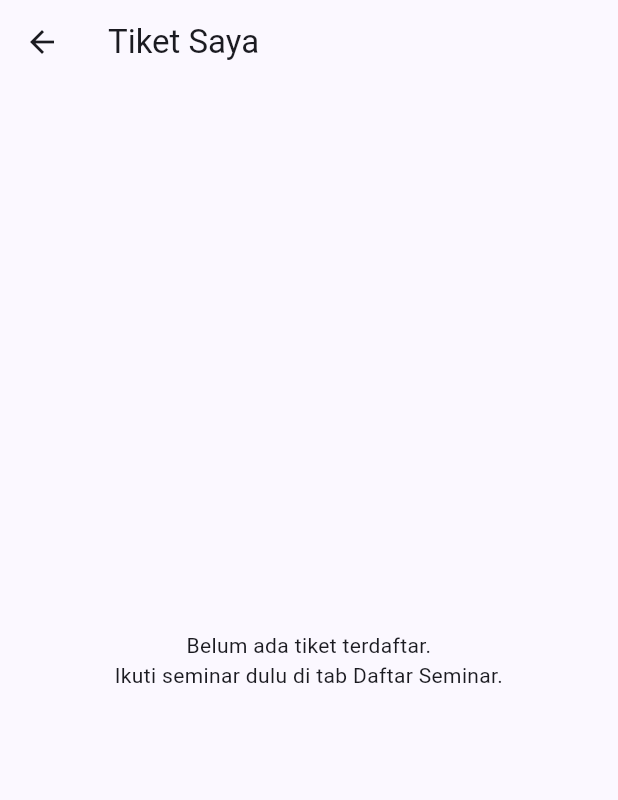
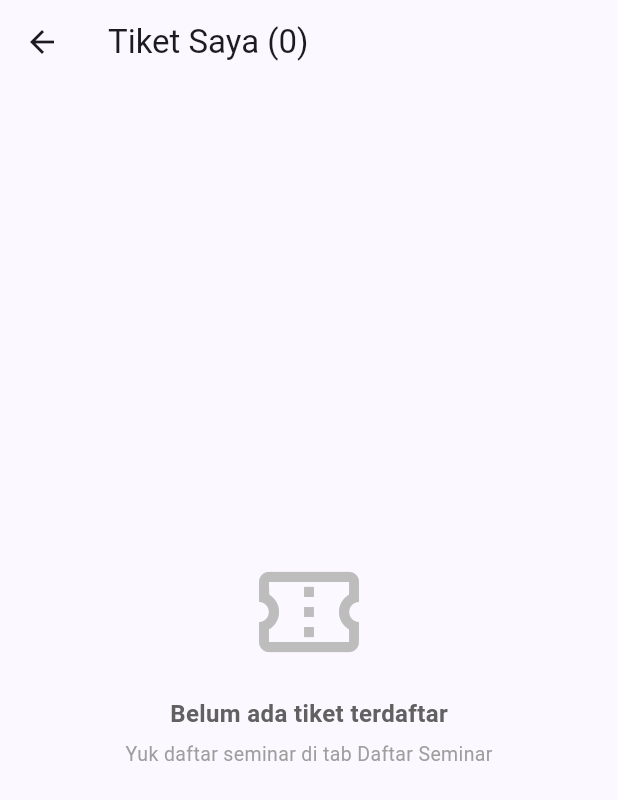
Before and after one commit to raffiAl/PPM, a Flutter app: the RegisteredTicketsScreen screen opened directly with empty values, on a phone screen of 412 x 824 dp. Shown: the top 800 px of the screen. Run offline on Flutter 3.47's test engine with Material 3 defaults, Android fonts, the phone set to English and light mode, and no system bars.

Commit message:
feat: replace registered ticket screen placeholder

```diff
--- a/lib/screens/registered_tickets_screen.dart
+++ b/lib/screens/registered_tickets_screen.dart
@@ -3,8 +3,11 @@ import 'package:flutter/material.dart';
 import '../models/registration_ticket.dart';
 
 /// Layar Tab 3 — Tiket Saya.
-/// Menerima daftar tiket + callback hapus dari shell (bukan pemilik state).
-/// Di tahap ini masih placeholder; isi interaktif digarap di tahap 5.
+///
+/// Menerima daftar tiket + callback hapus (berdasarkan id) dari shell —
+/// bukan pemilik state. Swipe kiri pada kartu memunculkan dialog
+/// konfirmasi lewat confirmDismiss (dipanggil SEBELUM item hilang),
+/// lalu shell menghapus tiket lewat onRemoveTicket + SnackBar feedback.
 class RegisteredTicketsScreen extends StatelessWidget {
   const RegisteredTicketsScreen({
     super.key,
@@ -15,23 +18,113 @@ class RegisteredTicketsScreen extends StatelessWidget {
   /// Daftar tiket milik shell — berubah saat registrasi/hapus.
   final List<RegistrationTicket> tickets;
 
-  /// Callback dari shell untuk menghapus tiket dari list.
-  final void Function(RegistrationTicket ticket) onRemoveTicket;
+  /// Callback dari shell: hapus tiket dengan id ini dari list.
+  final void Function(int ticketId) onRemoveTicket;
 
-  // TODO tahap 5: diganti implementasi asli (Dismissible + AlertDialog
-  // konfirmasi pembatalan).
+  /// Dialog konfirmasi pembatalan.
+  ///
+  /// WAJIB dipanggil dari confirmDismiss (bukan onDismissed) supaya
+  /// keputusan user dijawab SEBELUM item dihapus dari layar.
+  /// Return true = batalkan tiket, false = batal menghapus.
+  Future<bool?> _confirmCancel(
+    BuildContext context,
+    RegistrationTicket ticket,
+  ) {
+    return showDialog<bool>(
+      context: context,
+      builder: (dialogContext) => AlertDialog(
+        title: const Text('Batalkan pendaftaran?'),
+        content: Text(
+          'Pendaftaran Anda untuk seminar berikut akan dihapus:\n\n'
+          '${ticket.eventTitle}',
+        ),
+        actions: [
+          TextButton(
+            onPressed: () => Navigator.pop(dialogContext, false),
+            child: const Text('Batal'),
+          ),
+          FilledButton(
+            style: FilledButton.styleFrom(backgroundColor: Colors.red.shade700),
+            onPressed: () => Navigator.pop(dialogContext, true),
+            child: const Text('Ya, Batalkan'),
+          ),
+        ],
+      ),
+    );
+  }
+
   @override
   Widget build(BuildContext context) {
     return Scaffold(
-      appBar: AppBar(title: const Text('Tiket Saya')),
-      body: Center(
-        child: Text(
-          tickets.isEmpty
-              ? 'Belum ada tiket terdaftar.\nIkuti seminar dulu di tab Daftar Seminar.'
-              : 'Kamu punya ${tickets.length} tiket terdaftar.',
-          textAlign: TextAlign.center,
-        ),
-      ),
+      appBar: AppBar(title: Text('Tiket Saya (${tickets.length})')),
+      body: tickets.isEmpty
+          ? Center(
+              child: Column(
+                mainAxisAlignment: MainAxisAlignment.center,
+                children: [
+                  Icon(
+                    Icons.confirmation_number_outlined,
+                    size: 80,
+                    color: Colors.grey.shade400,
+                  ),
+                  const SizedBox(height: 16),
+                  Text(
+                    'Belum ada tiket terdaftar',
+                    style: TextStyle(
+                      fontSize: 16,
+                      fontWeight: FontWeight.w600,
+                      color: Colors.grey.shade700,
+                    ),
+                  ),
+                  const SizedBox(height: 6),
+                  Text(
+                    'Yuk daftar seminar di tab Daftar Seminar',
+                    style: TextStyle(fontSize: 13, color: Colors.grey.shade500),
+                  ),
+                ],
+              ),
+            )
+          : ListView.builder(
+              padding: const EdgeInsets.fromLTRB(12, 12, 12, 16),
+              itemCount: tickets.length,
+              itemBuilder: (context, index) {
+                final RegistrationTicket ticket = tickets[index];
+                return Dismissible(
+                  key: ValueKey<int>(ticket.id),
+                  // Hanya swipe dari kanan ke kiri.
+                  direction: DismissDirection.endToStart,
+                  // Background merah rounded + ikon hapus di kanan
+                  // (margin & radius menyamai kartu tiket).
+                  background: Container(
+                    margin: const EdgeInsets.only(bottom: 12),
+                    alignment: Alignment.centerRight,
+                    padding: const EdgeInsets.only(right: 20),
+                    decoration: BoxDecoration(
+                      color: Colors.red.shade700,
+                      borderRadius: BorderRadius.circular(12),
+                    ),
+                    child: const Icon(
+                      Icons.delete_outline,
+                      color: Colors.white,
+                      size: 28,
+                    ),
+                  ),
+                  // Konfirmasi SEBELUM item hilang (anti bug klasik).
+                  confirmDismiss: (direction) =>
+                      _confirmCancel(context, ticket),
+                  onDismissed: (direction) {
+                    // Shell yang menghapus tiket dari list.
+                    widget.onRemoveTicket(ticket.id);
+                    ScaffoldMessenger.of(context).showSnackBar(
+                      const SnackBar(content: Text('Pendaftaran dibatalkan')),
+                    );
+                  },
+                  child: _TicketCard(ticket: ticket),
+                );
+              },
+            ),
     );
   }
 }
+
+/// Kartu tiket ter
```
